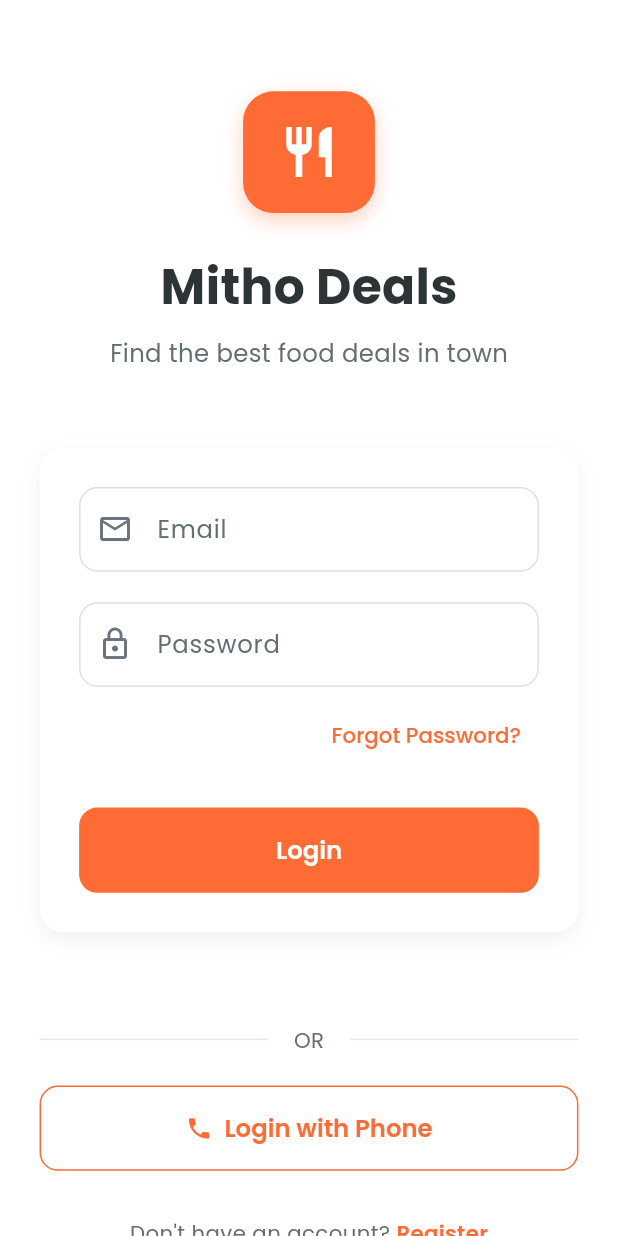
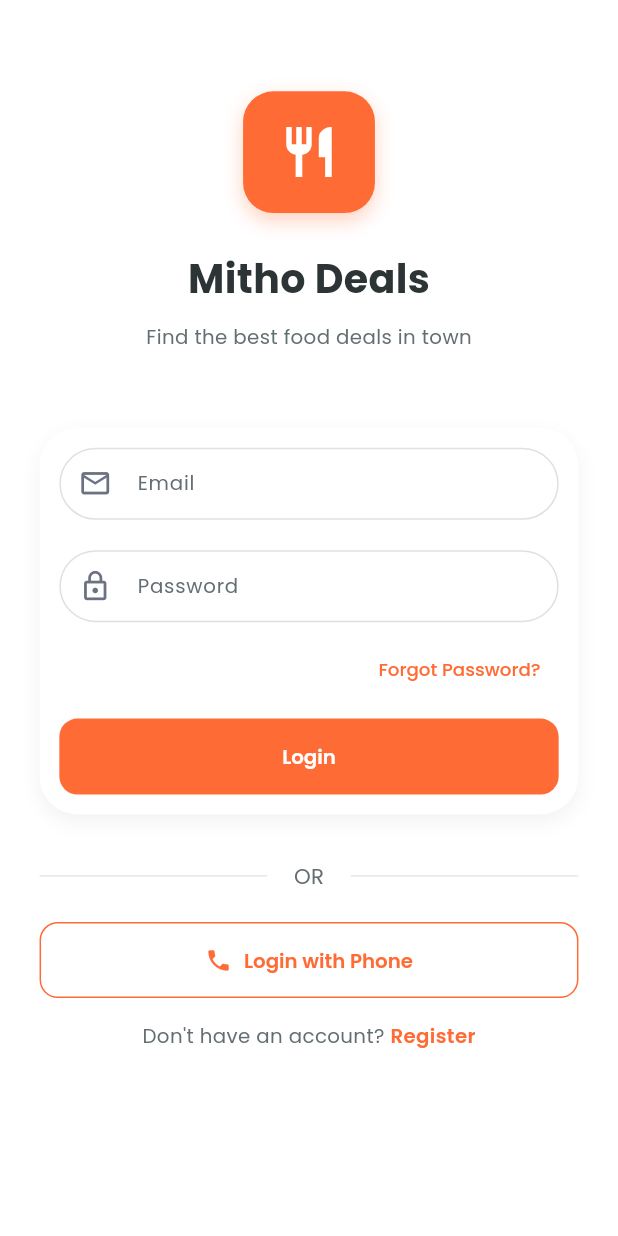
Before and after one commit to Amit-Bajracharya/Mitho_deals, a Flutter app: the screen it shows after launch, after a tap on "Skip", after a tap on "Get Started", on a phone screen of 412 x 824 dp. Run offline on Flutter 3.47's test engine with Material 3 defaults, Android fonts, the phone set to English and light mode, and no system bars; our stand-ins replace firebase_auth, firebase_core, flutter_bloc, flutter_screenutil, freezed_annotation, go_router and 2 more; accounts and stored records are empty.

Commit message:
refactor: update font sizes and paddings for consistency across UI components

```diff
--- a/lib/feature/auth/presentation/pages/login.dart
+++ b/lib/feature/auth/presentation/pages/login.dart
@@ -150,7 +150,7 @@ class LoginPage extends StatelessWidget {
         Text(
           'Mitho Deals',
           style: GoogleFonts.poppins(
-            fontSize: 32.sp,
+            fontSize: 26.sp,
             fontWeight: FontWeight.bold,
             color: const Color(0xFF2D3436),
           ),
@@ -162,7 +162,7 @@ class LoginPage extends StatelessWidget {
         Text(
           'Find the best food deals in town',
           style: GoogleFonts.poppins(
-            fontSize: 16.sp,
+            fontSize: 13.sp,
             color: const Color(0xFF636E72),
             fontWeight: FontWeight.w400,
           ),
@@ -173,10 +173,10 @@ class LoginPage extends StatelessWidget {
 
   Widget _buildFormFields(bool isLoading) {
     return Container(
-      padding: EdgeInsets.all(24.w),
+      padding: EdgeInsets.all(12.w),
       decoration: BoxDecoration(
         color: Colors.white,
-        borderRadius: BorderRadius.circular(16.r),
+        borderRadius: BorderRadius.circular(25.r),
         boxShadow: [
           BoxShadow(
             color: Colors.black.withOpacity(0.05),
@@ -194,21 +194,22 @@ class LoginPage extends StatelessWidget {
             decoration: InputDecoration(
               labelText: 'Email',
               hintText: 'Enter your email',
-              prefixIcon: const Icon(Icons.email_outlined),
+              prefixIcon:  Icon(Icons.email_outlined, size: 22.sp),
+               contentPadding: EdgeInsets.symmetric(vertical: 12.h, horizontal: 16.w), // Reduce vertical padding
               border: OutlineInputBorder(
-                borderRadius: BorderRadius.circular(12.r),
+                borderRadius: BorderRadius.circular(25.r),
                 borderSide: const BorderSide(color: Color(0xFFE0E0E0)),
               ),
               enabledBorder: OutlineInputBorder(
-                borderRadius: BorderRadius.circular(12.r),
+                borderRadius: BorderRadius.circular(25.r),
                 borderSide: const BorderSide(color: Color(0xFFE0E0E0)),
               ),
               focusedBorder: OutlineInputBorder(
-                borderRadius: BorderRadius.circular(12.r),
+                borderRadius: BorderRadius.circular(25.r),
                 borderSide: const BorderSide(color: Color(0xFFFF6B35), width: 2),
               ),
-              labelStyle: GoogleFonts.poppins(color: const Color(0xFF636E72)),
-              hintStyle: GoogleFonts.poppins(color: const Color(0xFFB2BEC3)),
+              labelStyle: GoogleFonts.poppins(fontSize:  13.sp,color: const Color(0xFF636E72)),
+              hintStyle: GoogleFonts.poppins(fontSize: 13.sp,color: const Color(0xFFB2BEC3)),
             ),
             validator: (value) {
               if (value == null || value.isEmpty) {
@@ -230,21 +231,22 @@ class LoginPage extends StatelessWidget {
             decoration: InputDecoration(
               labelText: 'Password',
               hintText: 'Enter your password',
-              prefixIcon: const Icon(Icons.lock_outline),
+              prefixIcon:  Icon(Icons.lock_outline, size: 22.sp),
+               contentPadding: EdgeInsets.symmetric(vertical: 12.h, horizontal: 16.w),
               border: OutlineInputBorder(
-                borderRadius: BorderRadius.circular(12.r),
+                borderRadius: BorderRadius.circular(25.r),
                 borderSide: const BorderSide(color: Color(0xFFE0E0E0)),
               ),
               enabledBorder: OutlineInputBorder(
-                borderRadius: BorderRadius.circular(12.r),
+                borderRadius: BorderRadius.circular(25.r),
                 borderSide: const BorderSide(color: Color(0xFFE0E0E0)),
               ),
               focusedBorder: OutlineInputBorder(
-                borderRadius: BorderRadius.circular(12.r),
+                borderRadius: BorderRadius.circular(25.r),
                 borderSide: const BorderSide(color: Color(0xFFFF6B35), width: 2),
               ),
-              labelStyle: GoogleFonts.poppins(color: const Color(0xFF636E72)),
-              hintStyle: GoogleFonts.poppins(color: const Color(0xFFB2BEC3)),
+              labelStyle: GoogleFonts.poppins(fontSize: 13.sp,color: const Color(0xFF636E72)),
+              hintStyle: GoogleFonts.poppins(fontSize: 13.sp,color: const Color(0xFFB2BEC3)),
             ),
             validator: (value) {
               if (value == null || value.isEmpty) {
@@ -270,18 +272,18 @@ class LoginPage extends StatelessWidget {
                 'Forgot Password?',
                 style: GoogleFonts.poppins(
                   color: const Color(0xFFFF6B35),
-                  fontSize: 14.sp,
+                  fontSize: 12.sp,
                 ),
               ),
             ),
           ),
 
-          SizedBox(height: 24.h),
+          SizedBox(height: 8.h),
 
           // Login Button
           SizedBox(
             width: double.infinity,
-            height: 56.h,
+            height: 50.h,
             child: ElevatedButton(
               onPressed: isLoading ? null : _onLoginPressed,
               style: ElevatedButton.styleFrom(
@@ -311,7 +313,7 @@ class LoginPage extends StatelessWidget {
                   : Text(
                       'Login',
                       style: GoogleFonts.poppins(
-                        fontSize: 16.sp,
+                        fontSize: 13.sp,
                         fontWeight: FontWeight.w600,
                       ),
                     ),
@@ -325,7 +327,7 @@ class LoginPage extends StatelessWidget {
   Widget _buildBottomLinks(BuildContext context) {
     return Column(
       children: [
-        SizedBox(height: 30.h),
+
 
         // Phone Auth Option
         Row(
@@ -350,7 +352,7 @@ class LoginPage extends StatelessWidget {
         // Phone Login Button
         SizedBox(
           width: double.infinity,
-          height: 56.h,
+          height: 50.h,
           child: OutlinedButton.icon(
             onPressed: () {
               // TODO: Navigate to phone auth
@@ -360,7 +362,7 @@ class LoginPage extends StatelessWidget {
               'Login with Phone',
               style: GoogleFonts.poppins(
                 color: const Color(0xFFFF6B35),
-                fontSize: 16.sp,
+                fontSize: 13.sp,
                 fontWeight: FontWeight.w600,
               ),
             ),
@@ -373,7 +375,7 @@ class LoginPage extends StatelessWidget {
           ),
         ),
 
-        SizedBox(height: 30.h),
+        SizedBox(height: 15.h),
 
         // Register Link
         Row(
@@ -383,7 +385,7 @@ class LoginPage extends StatelessWidget {
               "Don't have an account? ",
               style: GoogleFonts.poppins(
                 color: const Color(0xFF636E72),
-                fontSize: 14.sp,
+                fontSize: 13.sp,
               ),
             ),
             GestureDetector(
@@ -395,7 +397,7 @@ class LoginPage extends StatelessWidget {
                 'Register',
                 style: GoogleFonts.poppins(
                   color: const Color(0xFFFF6B35),
-                  fontSize: 14.sp,
+                  fontSize: 13.sp,
                   fontWeight: FontWeight.w600,
                 ),
               ),
--- a/lib/feature/introduction_screen/presentation/pages/introduction_page.dart
+++ b/lib/feature/introduction_screen/presentation/pages/introduction_page.dart
@@ -127,13 +127,13 @@ class _IntroductionViewState extends State<IntroductionView> {
             Row(
               children: [
                 Container(
-                  width: 32.w,
-                  height: 32.h,
+                  width: 24.w,
+                  height: 24.h,
                   decoration: BoxDecoration(
-                    borderRadius: BorderRadius.circular(8.r),
+                    borderRadius: BorderRadius.circular(6.r),
                   ),
                   child: ClipRRect(
-                    borderRadius: BorderRadius.circular(8.r),
+                    borderRadius: BorderRadius.circular(6.r),
                     child: Image.asset(
                       'assets/images/app_icon.png',
                       fit: BoxFit.contain,
@@ -153,7 +153,7 @@ class _IntroductionViewState extends State<IntroductionView> {
                 Text(
                   'Mitho Deals',
                   style: GoogleFonts.poppins(
-                    fontSize: 20.sp,
+                    fontSize: 16.sp,
                     fontWeight: FontWeight.bold,
                     color: AppTheme.textPrimary,
                   ),
@@ -178,7 +178,7 @@ class _IntroductionViewState extends State<IntroductionView> {
                 'Skip',
                 style: TextStyle(
                   color:  const Color(0xFFF07C1F),
-                  fontSize: 16,
+                  fontSize: 14,
                   fontWeight: isFirstPage ? FontWeight.normal : FontWeight.w500,
                 ),
               ),
--- a/lib/feature/introduction_screen/presentation/widgets/introduction_page_content.dart
+++ b/lib/feature/introduction_screen/presentation/widgets/introduction_page_content.dart
@@ -19,7 +19,7 @@ class IntroductionPageContent extends StatelessWidget {
   @override
   Widget build(BuildContext context) {
     return Padding(
-      padding: EdgeInsets.symmetric(horizontal: 20.w),
+      padding: EdgeInsets.symmetric(horizontal: 16.w),
       child: Column(
         children: [
           SizedBox(height: 12.h),
@@ -27,7 +27,7 @@ class IntroductionPageContent extends StatelessWidget {
           // Image Container
           _buildImageContainer(),
 
-          SizedBox(height: 20.h),
+          SizedBox(height: 16.h),
 
           // Title
           _buildTitle(context),
@@ -39,7 +39,7 @@ class IntroductionPageContent extends StatelessWidget {
             page.description,
             textAlign: TextAlign.center,
             style: GoogleFonts.poppins(
-              fontSize: 14.sp,
+              fontSize: 12.sp,
               fontWeight: FontWeight.normal,
               color: AppTheme.textSecondary,
               height: 1.5,
@@ -51,7 +51,7 @@ class IntroductionPageContent extends StatelessWidget {
           // Page Indicators
           const PageIndicators(),
 
-          SizedBox(height: 16.h),
+          SizedBox(height: 12.h),
 
           // Navigation Button
           const NavigationButton(),
@@ -80,7 +80,7 @@ class IntroductionPageContent extends StatelessWidget {
   Widget _buildImageContainer() {
     return Container(
       width: double.infinity,
-      height: 320.h,
+      height: 240.h,
       decoration: BoxDecoration(
         borderRadius: BorderRadius.circular(16.r),
         color: Colors.grey[300],
@@ -101,7 +101,7 @@ class IntroductionPageContent extends StatelessWidget {
                   child: Center(
                     child: Icon(
                       _getIconData(),
-                      size: 60.sp,
+                      size: 48.sp,
                       color: Colors.white.withOpacity(0.5),
                     ),
                   ),
@@ -124,7 +124,7 @@ class IntroductionPageContent extends StatelessWidget {
                     page.badge,
                     style: GoogleFonts.poppins(
                       color: Colors.white,
-                      fontSize: 14.sp,
+                      fontSize: 12.sp,
                       fontWeight: FontWeight.w600,
                     ),
                   ),
@@ -164,7 +164,7 @@ class IntroductionPageContent extends StatelessWidget {
           TextSpan(
             text: page.title,
             style: GoogleFonts.poppins(
-              fontSize: 24.sp,
+              fontSize: 20.sp,
               fontWeight: FontWeight.bold,
               color: AppTheme.textPrimary,
               height: 1.3,
@@ -174,7 +174,7 @@ class IntroductionPageContent extends StatelessWidget {
             TextSpan(
               text: '\n${page.highlight}',
               style: GoogleFonts.poppins(
-                fontSize: 24.sp,
+                fontSize: 20.sp,
                 fontWeight: FontWeight.bold,
                 color: AppTheme.primaryOrange,
                 height: 1.3,
--- a/lib/shared/theme/app_theme.dart
+++ b/lib/shared/theme/app_theme.dart
@@ -41,67 +41,67 @@ class AppTheme {
     return TextTheme(
       // Display Large
       displayLarge: GoogleFonts.poppins(
-        fontSize: 57.sp,
+        fontSize: 48.sp,
         fontWeight: FontWeight.bold,
         color: textPrimary,
         letterSpacing: -0.25.sp,
       ),
       // Display Medium
       displayMedium: GoogleFonts.poppins(
-        fontSize: 45.sp,
+        fontSize: 36.sp,
         fontWeight: FontWeight.bold,
         color: textPrimary,
         letterSpacing: -0.25.sp,
       ),
       // Display Small
       displaySmall: GoogleFonts.poppins(
-        fontSize: 36.sp,
+        fontSize: 30.sp,
         fontWeight: FontWeight.w600,
         color: textPrimary,
       ),
       // Headline Large
       headlineLarge: GoogleFonts.poppins(
-        fontSize: 32.sp,
+        fontSize: 28.sp,
         fontWeight: FontWeight.bold,
         color: textPrimary,
         height: 1.2,
       ),
       // Headline Medium
       headlineMedium: GoogleFonts.poppins(
-        fontSize: 28.sp,
+        fontSize: 24.sp,
         fontWeight: FontWeight.w600,
         color: textPrimary,
         height: 1.3,
       ),
       // Headline Small
       headlineSmall: GoogleFonts.poppins(
-        fontSize: 24.sp,
+        fontSize: 20.sp,
         fontWeight: FontWeight.w600,
         color: textPrimary,
       ),
       // Title Large
       titleLarge: GoogleFonts.poppins(
-        fontSize: 22.sp,
+        fontSize: 18.sp,
         fontWeight: FontWeight.w600,
         color: textPrimary,
       ),
       // Title Medium
       titleMedium: GoogleFonts.poppins(
-        fontSize: 16.sp,
+        fontSize: 14.sp,
         fontWeight: FontWeight.w600,
         color: textPrimary,
         letterSpacing: 0.15.sp,
       ),
       // Title Small
       titleSmall: GoogleFonts.poppins(
-        fontSize: 14.sp,
+        fontSize: 12.sp,
         fontWeight: FontWeight.w500,
         color: textSecondary,
         letterSpacing: 0.1.sp,
       ),
       // Body Large
       bodyLarge: GoogleFonts.poppins(
-        fontSize: 16.sp,
+        fontSize: 14.sp,
         fontWeight: FontWeight.normal,
         color: textSecondary,
         height: 1.5,
@@ -109,7 +109,7 @@ class AppTheme {
       ),
       // Body Medium
       bodyMedium: GoogleFonts.poppins(
-        fontSize: 14.sp,
+        fontSize: 12.sp,
         fontWeight: FontWeight.normal,
         color: textSecondary,
         height: 1.5,
@@ -117,7 +117,7 @@ class AppTheme {
       ),
       // Body Small - 12.sp as requested
       bodySmall: GoogleFonts.poppins(
-        fontSize: 12.sp,
+        fontSize: 10.sp,
         fontWeight: FontWeight.normal,
         color: textSecondary,
         height: 1.5,
@@ -125,21 +125,21 @@ class AppTheme {
       ),
       // Label Large
       labelLarge: GoogleFonts.poppins(
-        fontSize: 14.sp,
+        fontSize: 12.sp,
         fontWeight: FontWeight.w600,
         color: textPrimary,
         letterSpacing: 0.1.sp,
       ),
       // Label Medium - 12.sp as requested
       labelMedium: GoogleFonts.poppins(
-        fontSize: 12.sp,
+        fontSize: 10.sp,
         fontWeight: FontWeight.w500,
         color: textSecondary,
         letterSpacing: 0.5.sp,
       ),
       // Label Small - 12.sp as requested (minimum size)
       labelSmall: GoogleFonts.poppins(
-        fontSize: 12.sp,
+        fontSize: 10.sp,
         fontWeight: FontWeight.w500,
         color: textSecondary,
         letterSpacing: 0.5.sp,
@@ -181,7 +181,7 @@ class AppTheme {
         backgroundColor: background,
         foregroundColor: textPrimary,
         titleTextStyle: GoogleFonts.poppins(
-          fontSize: 20.sp,
+          fontSize: 16.sp,
           fontWeight: FontWeight.w600,
           color: textPrimary,
         ),
@@ -194,9 +194,9 @@ class AppTheme {
           shape: RoundedRectangleBorder(
             borderRadius: BorderRadius.circular(16.r),
           ),
-          padding: EdgeInsets.symmetric(horizontal: 24.w, vertical: 16.h),
+          padding: EdgeInsets.symmetric(horizontal: 20.w, vertical: 12.h),
           textStyle: GoogleFonts.poppins(
-            fontSize: 16.sp,
+            fontSize: 14.sp,
             fontWeight: FontWeight.w600,
           ),
         ),
@@ -208,9 +208,9 @@ class AppTheme {
           shape: RoundedRectangleBorder(
             borderRadius: BorderRadius.circular(16.r),
           ),
-          padding: EdgeInsets.symmetric(horizontal: 24.w, vertical: 16.h),
+          padding: EdgeInsets.symmetric(horizontal: 20.w, vertical: 12.h),
           textStyle: GoogleFonts.poppins(
-            fontSize: 16.sp,
+            fontSize: 14.sp,
             fontWeight: FontWeight.w600,
           ),
         ),
@@ -219,7 +219,7 @@ class AppTheme {
         style: TextButton.styleFrom(
           foregroundColor: primaryOrange,
           textStyle: GoogleFonts.poppins(
-            fontSize: 14.sp,
+            fontSize: 12.sp,
             fontWeight: FontWeight.w500,
           ),
         ),
@@ -227,7 +227,7 @@ class AppTheme {
       inputDecorationTheme: InputDecorationTheme(
         filled: true,
         fillColor: background,
-        contentPadding: EdgeInsets.symmetric(horizontal: 20.w, vertical: 16.h),
+        contentPadding: EdgeInsets.symmetric(horizontal: 16.w, vertical: 12.h),
         border: OutlineInputBorder(
           borderRadius: BorderRadius.circular(12.r),
           borderSide: const BorderSide(color: border),
@@ -245,11 +245,11 @@ class AppTheme {
           borderSide: const BorderSide(color: accentError),
         ),
         labelStyle: GoogleFonts.poppins(
-          fontSize: 14.sp,
+          fontSize: 12.sp,
           color: textSecondary,
         ),
         hintStyle: GoogleFonts.poppins(
-          fontSize: 14.sp,
+          fontSize: 12.sp,
           color: textSecondary.withOpacity(0.6),
         ),
       ),
@@ -261,11 +261,11 @@ class AppTheme {
         type: BottomNavigationBarType.fixed,
         elevation: 0,
         selectedLabelStyle: GoogleFonts.poppins(
-          fontSize: 12.sp,
+          fontSize: 10.sp,
           fontWeight: FontWeight.w500,
         ),
         unselectedLabelStyle: GoogleFonts.poppins(
-          fontSize: 12.sp,
+          fontSize: 10.sp,
           fontWeight: FontWeight.w500,
         ),
       ),
--- a/lib/splash_screen.dart
+++ b/lib/splash_screen.dart
@@ -30,8 +30,8 @@ class _SplashScreenState extends State<SplashScreen> {
       body: Center(
         child: Image.asset(
           'assets/images/main_logo.png',
-          width: 200,
-          height: 200,
+          width: 120,
+          height: 120,
         ),
       ),
     );
```
